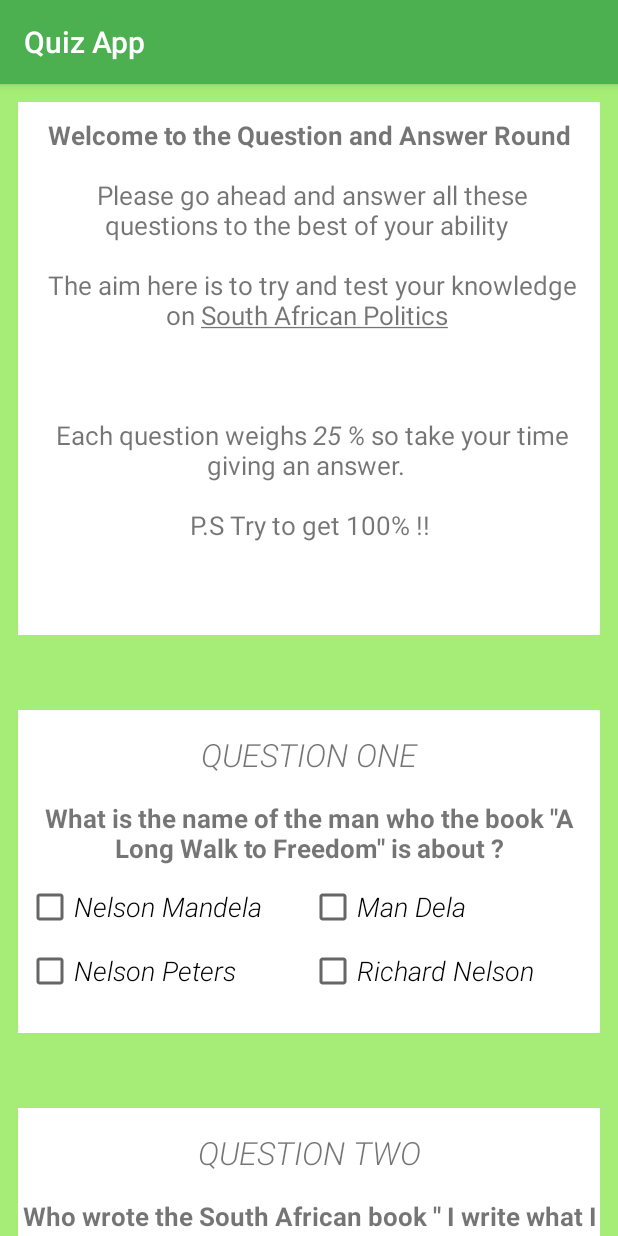
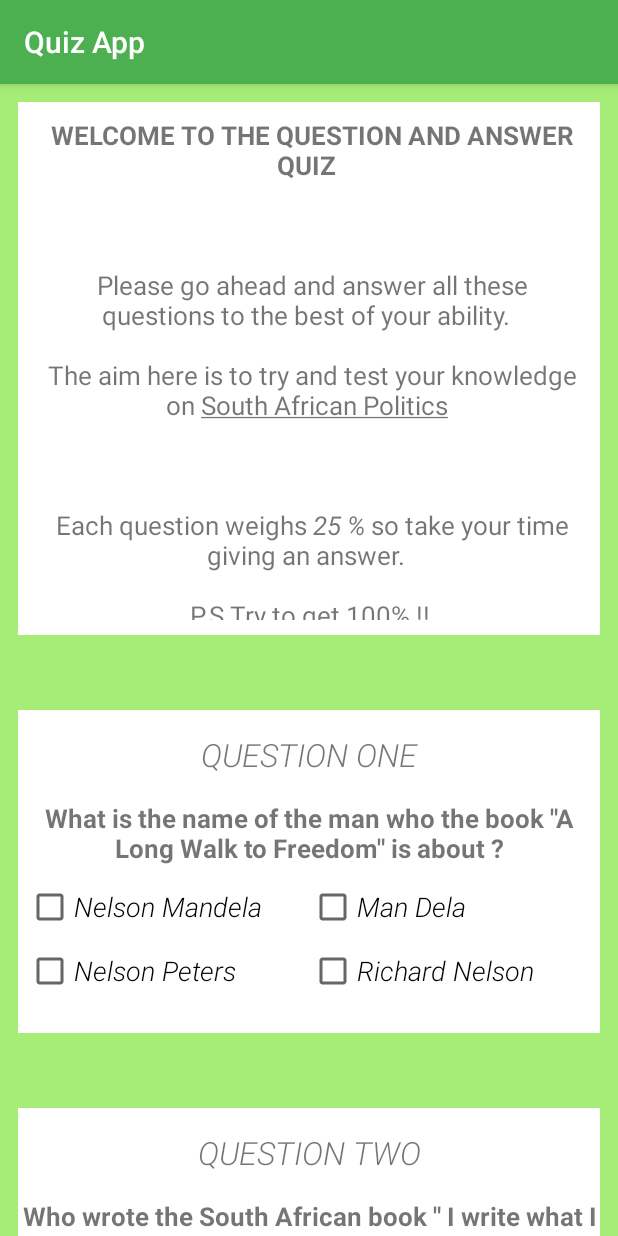
Before and after one commit to GeekFreaker/A_quiz_app_101., an Android app: the screen it shows after launch (MainActivity), on a phone screen of 412 x 824 dp. Run offline under Robolectric (Android 15) with nearby library versions, the phone set to English and light mode, and no system bars.

Commit message:
Minor changes

```diff
--- a/app/src/main/res/layout/activity_main.xml
+++ b/app/src/main/res/layout/activity_main.xml
@@ -181,6 +181,7 @@
 
             <LinearLayout
                 android:id="@+id/question_4"
+                android:text="@string/question_four"
                 style="@style/QuestionLayoutStyle">
 
                 <TextView
@@ -316,6 +317,12 @@
 
             <TextView
                 android:id="@+id/results"
+                android:layout_marginTop="20dp"
+                android:layout_marginBottom="20dp"
+                android:padding="10dp"
+                android:textStyle="bold"
+                android:hint="@string/results_info"
+                android:background="@android:color/white"
                 android:layout_width="match_parent"
                 android:layout_height="wrap_content"
                 android:text=""
--- a/app/src/main/res/values/strings.xml
+++ b/app/src/main/res/values/strings.xml
@@ -1,15 +1,16 @@
 <resources>
     <string name="app_name">Quiz App</string>
-    <string name="q_and_a_round"> <b>Welcome to the Question and Answer Round</b> \n\n Please go ahead and answer
-    all these questions to the best of your ability
+    <string name="q_and_a_round"> <b>WELCOME TO THE QUESTION AND ANSWER QUIZ</b>
+    \n\n\n\n Please go ahead and answer all these questions to the best of your ability.
     \n\n
-        The aim here is to try and test your knowledge on <u>South African Politics</u>
+    The aim here is to try and test your knowledge on <u>South African Politics</u>
     \n\n\n\n
     Each question weighs <i>25 %</i> so take your time giving an answer.
     \n\n
     P.S Try to get 100% !!
     \n\n\n\n
-    Good luck!!</string>
+    Good luck :)
+    </string>
 
     <string name="answer_1">Submit All My Answers</string>
 
@@ -38,6 +39,7 @@
     <string name="missing_text">fill in your answer here</string>
     <string name="is_true">True</string>
     <string name="is_false">False</string>
+    <string name="results_info">...your results diplay here...</string>
 
 
 </resources>
```
Also changed, not shown: app/src/main/java/android/example/quizapp/MainActivity.java (+7 -5 lines).
